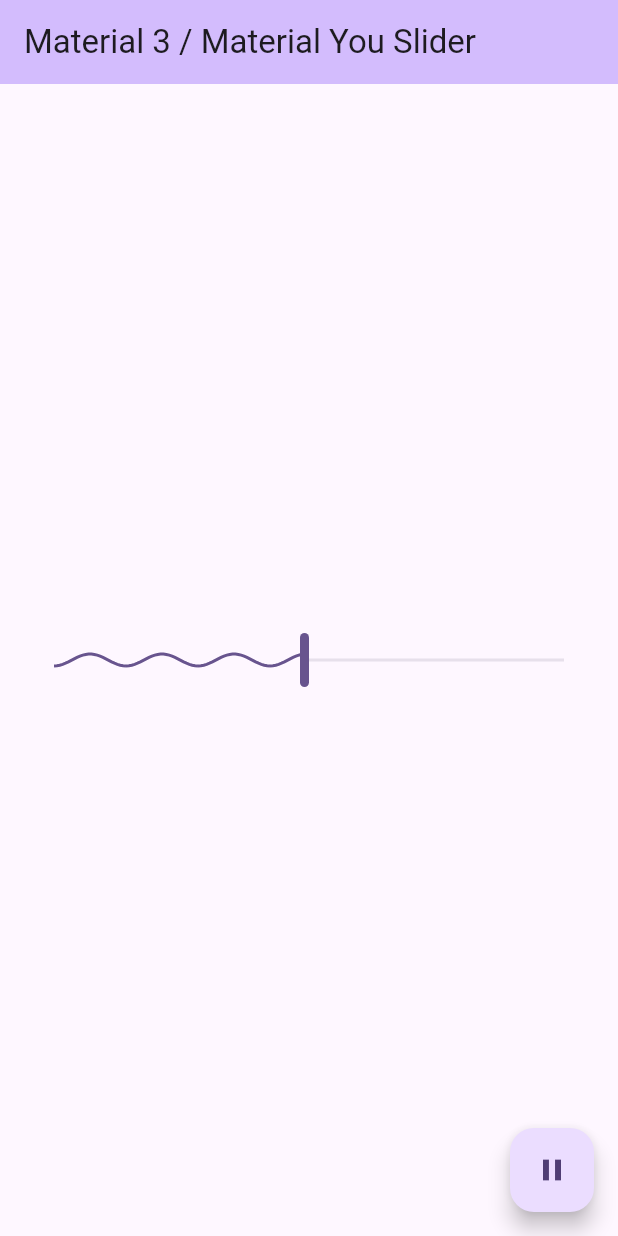
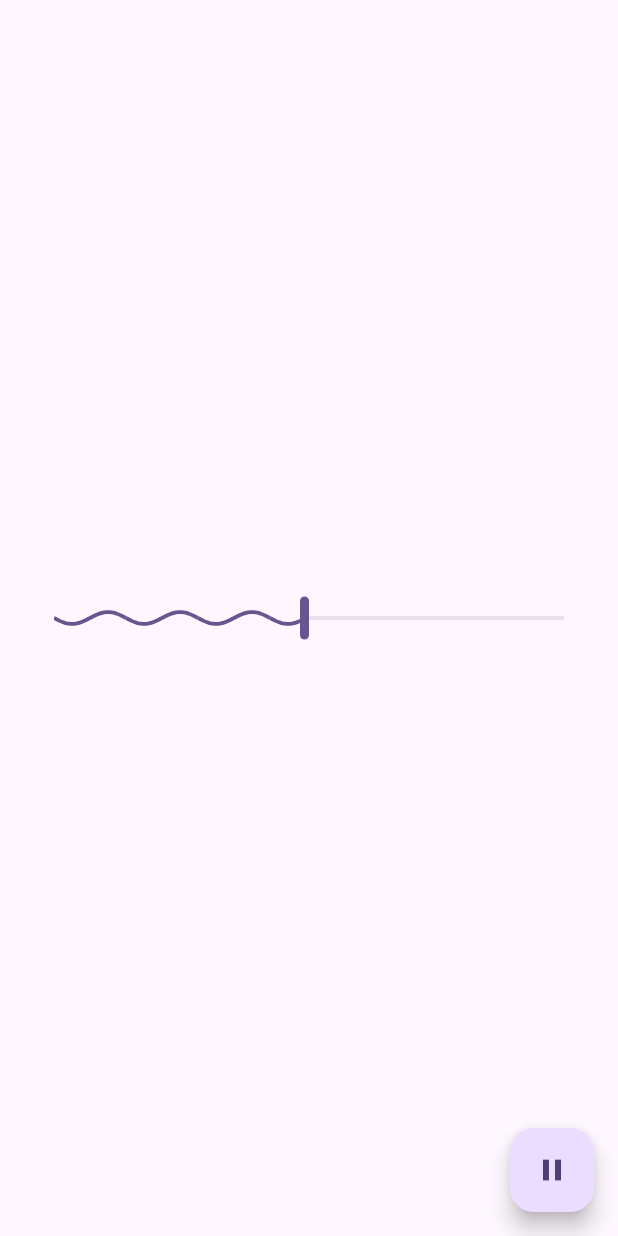
Before and after one commit to alexmercerind/material_wave_slider, a Flutter app: the screen it shows after launch, on a phone screen of 412 x 824 dp. Run offline on Flutter 3.47's test engine with Material 3 defaults, Android fonts, the phone set to English and light mode, and no system bars.

Commit message:
refactor: ClipRect & RectClipper

```diff
--- a/example/lib/main.dart
+++ b/example/lib/main.dart
@@ -13,8 +13,21 @@ class MyApp extends StatelessWidget {
     return MaterialApp(
       theme: ThemeData(
         useMaterial3: true,
-        colorScheme: ColorScheme.fromSeed(seedColor: Colors.deepPurple),
+        brightness: Brightness.light,
+        colorScheme: ColorScheme.fromSeed(
+          seedColor: Colors.deepPurple,
+          brightness: Brightness.light,
+        ),
       ),
+      darkTheme: ThemeData(
+        useMaterial3: true,
+        brightness: Brightness.dark,
+        colorScheme: ColorScheme.fromSeed(
+          seedColor: Colors.deepPurple,
+          brightness: Brightness.dark,
+        ),
+      ),
+      themeMode: ThemeMode.light,
       home: const MyHomePage(),
     );
   }
@@ -35,10 +48,6 @@ class _MyHomePageState extends State<MyHomePage> {
   @override
   Widget build(BuildContext context) {
     return Scaffold(
-      appBar: AppBar(
-        title: const Text('Material 3 / Material You Slider'),
-        backgroundColor: Theme.of(context).colorScheme.inversePrimary,
-      ),
       body: Center(
         child: Padding(
           padding: const EdgeInsets.symmetric(horizontal: 36.0),
--- a/lib/material_wave_slider.dart
+++ b/lib/material_wave_slider.dart
@@ -61,7 +61,7 @@ class MaterialWaveSlider extends StatefulWidget {
     this.max = 1.0,
     required this.onChanged,
     this.height = 48.0,
-    this.velocity = 2400.0,
+    this.velocity = 2600.0,
     this.amplitude,
     this.transitionCurve = Curves.easeInOut,
     this.transitionDuration = const Duration(milliseconds: 200),
@@ -74,13 +74,12 @@ class MaterialWaveSlider extends StatefulWidget {
   State<MaterialWaveSlider> createState() => MaterialWaveSliderState();
 }
 
-class MaterialWaveSliderState extends State<MaterialWaveSlider>
-    with SingleTickerProviderStateMixin {
+class MaterialWaveSliderState extends State<MaterialWaveSlider> with SingleTickerProviderStateMixin {
   double get _amplitude => widget.amplitude ?? (widget.height / 12.0);
-  double get _percent =>
-      ((_current ?? widget.value) / (widget.max - widget.min)).clamp(0.0, 1.0);
+  double get _percent => ((_current ?? widget.value) / (widget.max - widget.min)).clamp(0.0, 1.0);
 
   double? _current;
+  bool _paused = false;
   bool _running = true;
 
   // [AnimationController] for animating the phase change of the each wave segment.
@@ -89,18 +88,20 @@ class MaterialWaveSliderState extends State<MaterialWaveSlider>
     vsync: this,
     lowerBound: 0.0,
     upperBound: 2 * pi,
-    duration: Duration(
-      milliseconds: widget.velocity.round(),
-    ),
+    duration: Duration(milliseconds: widget.velocity.round()),
   );
 
   void pause() {
+    if (_paused) return;
+    _paused = true;
     setState(() {
       _running = false;
     });
   }
 
   void resume() {
+    if (!_paused) return;
+    _paused = false;
     setState(() {
       _running = true;
     });
@@ -109,12 +110,10 @@ class MaterialWaveSliderState extends State<MaterialWaveSlider>
   void _onPointerDown(PointerDownEvent e, BoxConstraints constraints) {
     if (widget.onChanged != null) {
       setState(() {
-        if (widget.transitionOnChange) {
+        if (widget.transitionOnChange && !_paused) {
           _running = false;
         }
-        _current = e.localPosition.dx /
-            constraints.maxWidth *
-            (widget.max - widget.min);
+        _current = e.localPosition.dx / constraints.maxWidth * (widget.max - widget.min);
       });
     }
   }
@@ -122,12 +121,10 @@ class MaterialWaveSliderState extends State<MaterialWaveSlider>
   void _onPointerMove(PointerMoveEvent e, BoxConstraints constraints) {
     if (widget.onChanged != null) {
       setState(() {
-        if (widget.transitionOnChange) {
+        if (widget.transitionOnChange && !_paused) {
           _running = false;
         }
-        _current = e.localPosition.dx /
-            constraints.maxWidth *
-            (widget.max - widget.min);
+        _current = e.localPosition.dx / constraints.maxWidth * (widget.max - widget.min);
       });
     }
   }
@@ -135,13 +132,12 @@ class MaterialWaveSliderState extends State<MaterialWaveSlider>
   void _onPointerUp(PointerUpEvent e, BoxConstraints constraints) {
     if (widget.onChanged != null) {
       setState(() {
-        if (widget.transitionOnChange) {
+        if (widget.transitionOnChange && !_paused) {
           _running = true;
         }
         _current = null;
       });
-      final value =
-          e.localPosition.dx / constraints.maxWidth * (widget.max - widget.min);
+      final value = e.localPosition.dx / constraints.maxWidth * (widget.max - widget.min);
       widget.onChanged?.call(value.clamp(widget.min, widget.max));
     }
   }
@@ -163,40 +159,24 @@ class MaterialWaveSliderState extends State<MaterialWaveSlider>
   @override
   Widget build(BuildContext context) {
     final theme = Theme.of(context);
-    final defaults = theme.useMaterial3
-        ? _SliderDefaultsM3(context)
-        : _SliderDefaultsM2(context);
+    final defaults = theme.useMaterial3 ? _SliderDefaultsM3(context) : _SliderDefaultsM2(context);
 
     SliderThemeData sliderTheme = SliderTheme.of(context);
     sliderTheme = sliderTheme.copyWith(
       trackHeight: sliderTheme.trackHeight ?? defaults.trackHeight,
-      activeTrackColor:
-          sliderTheme.activeTrackColor ?? defaults.activeTrackColor,
-      inactiveTrackColor:
-          sliderTheme.inactiveTrackColor ?? defaults.inactiveTrackColor,
-      secondaryActiveTrackColor: sliderTheme.secondaryActiveTrackColor ??
-          defaults.secondaryActiveTrackColor,
-      disabledActiveTrackColor: sliderTheme.disabledActiveTrackColor ??
-          defaults.disabledActiveTrackColor,
-      disabledInactiveTrackColor: sliderTheme.disabledInactiveTrackColor ??
-          defaults.disabledInactiveTrackColor,
-      disabledSecondaryActiveTrackColor:
-          sliderTheme.disabledSecondaryActiveTrackColor ??
-              defaults.disabledSecondaryActiveTrackColor,
-      activeTickMarkColor:
-          sliderTheme.activeTickMarkColor ?? defaults.activeTickMarkColor,
-      inactiveTickMarkColor:
-          sliderTheme.inactiveTickMarkColor ?? defaults.inactiveTickMarkColor,
-      disabledActiveTickMarkColor: sliderTheme.disabledActiveTickMarkColor ??
-          defaults.disabledActiveTickMarkColor,
-      disabledInactiveTickMarkColor:
-          sliderTheme.disabledInactiveTickMarkColor ??
-              defaults.disabledInactiveTickMarkColor,
+      activeTrackColor: sliderTheme.activeTrackColor ?? defaults.activeTrackColor,
+      inactiveTrackColor: sliderTheme.inactiveTrackColor ?? defaults.inactiveTrackColor,
+      secondaryActiveTrackColor: sliderTheme.secondaryActiveTrackColor ?? defaults.secondaryActiveTrackColor,
+      disabledActiveTrackColor: sliderTheme.disabledActiveTrackColor ?? defaults.disabledActiveTrackColor,
+      disabledInactiveTrackColor: sliderTheme.disabledInactiveTrackColor ?? defaults.disabledInactiveTrackColor,
+      disabledSecondaryActiveTrackColor: sliderTheme.disabledSecondaryActiveTrackColor ?? defaults.disabledSecondaryActiveTrackColor,
+      activeTickMarkColor: sliderTheme.activeTickMarkColor ?? defaults.activeTickMarkColor,
+      inactiveTickMarkColor: sliderTheme.inactiveTickMarkColor ?? defaults.inactiveTickMarkColor,
+      disabledActiveTickMarkColor: sliderTheme.disabledActiveTickMarkColor ?? defaults.disabledActiveTickMarkColor,
+      disabledInactiveTickMarkColor: sliderTheme.disabledInactiveTickMarkColor ?? defaults.disabledInactiveTickMarkColor,
       thumbColor: sliderTheme.thumbColor ?? defaults.thumbColor,
-      disabledThumbColor:
-          sliderTheme.disabledThumbColor ?? defaults.disabledThumbColor,
-      valueIndicatorTextStyle: sliderTheme.valueIndicatorTextStyle ??
-          defaults.valueIndicatorTextStyle,
+      disabledThumbColor: sliderTheme.disabledThumbColor ?? defaults.disabledThumbColor,
+      valueIndicatorTextStyle: sliderTheme.valueIndicatorTextStyle ?? defaults.valueIndicatorTextStyle,
     );
 
     return LayoutBuilder(
@@ -207,34 +187,20 @@ class MaterialWaveSliderState extends State<MaterialWaveSlider>
           onPointerUp: (e) => _onPointerUp(e, constraints),
           child: Container(
             color: Colors.transparent,
-            child: Row(
-              mainAxisSize: MainAxisSize.min,
-              mainAxisAlignment: MainAxisAlignment.center,
-              crossAxisAlignment: CrossAxisAlignment.center,
+            child: Stack(
+              alignment: Alignment.center,
               children: [
-                SizedBox(
-                  width: (constraints.maxWidth * _percent).clamp(
-                    widget.thumbWidth,
-                    constraints.maxWidth,
-                  ),
-                  height: widget.height,
-                  child: Row(
-                    children: [
-                      Expanded(
-                        child: LayoutBuilder(
-                          builder: (context, constraints) {
-                            if (constraints.maxWidth <= 0.0) {
-                              return const SizedBox.shrink();
-                            }
-                            return AnimatedSlide(
+                ClipRect(
+                  clipper: RectClipper(_percent),
+                  child: SizedBox(
                     width: constraints.maxWidth,
                     height: widget.height,
-                              repeat:
-                                  (constraints.maxWidth / widget.height).ceil(),
+                    child: AnimatedSlide(
+                      width: double.infinity,
+                      height: widget.height,
+                      repeat: (constraints.maxWidth / widget.height).ceil(),
                       velocity: widget.height / 48.0 * 24.0,
-                              builder: (context) =>
-                                  // [TweenAnimationBuilder] for animating the amplitude change of the each wave segment.
-                                  TweenAnimationBuilder<double>(
+                      builder: (context) => TweenAnimationBuilder<double>(
                         tween: Tween<double>(
                           begin: _running ? _amplitude : 0.0,
                           end: _running ? _amplitude : 0.0,
@@ -260,28 +226,29 @@ class MaterialWaveSliderState extends State<MaterialWaveSlider>
                           );
                         },
                       ),
-                            );
-                          },
                     ),
                   ),
-                      widget.thumbBuilder?.call(context) ??
+                ),
+                Positioned(
+                  left: constraints.maxWidth * _percent - widget.thumbWidth / 2.0,
+                  right: 0.0,
+                  child: Container(
+                    color: sliderTheme.inactiveTrackColor!,
+                    height: sliderTheme.trackHeight!,
+                  ),
+                ),
+                Positioned(
+                  left: constraints.maxWidth * _percent - widget.thumbWidth,
+                  child: widget.thumbBuilder?.call(context) ??
                       Container(
                         width: widget.thumbWidth,
-                            height: widget.height * 0.75,
+                        height: widget.height * 0.6,
                         decoration: BoxDecoration(
                           color: sliderTheme.thumbColor!,
                           borderRadius: BorderRadius.circular(
                             widget.thumbWidth / 2.0,
                           ),
                         ),
-                          ),
-                    ],
-                  ),
-                ),
-                Expanded(
-                  child: Container(
-                    color: sliderTheme.inactiveTrackColor!,
-                    height: sliderTheme.trackHeight!,
                       ),
                 ),
               ],
@@ -296,7 +263,7 @@ class MaterialWaveSliderState extends State<MaterialWaveSlider>
 /// {@template animated_slide}
 ///
 /// AnimatedSlide
-/// ------------
+/// -------------
 /// Animated sliding horizontally from right to left.
 ///
 /// {@endtemplate}
@@ -404,8 +371,7 @@ class SinePainter extends CustomPainter {
 
     final path = Path();
     for (double x = 0.0; x <= size.width + delta; x += delta) {
-      final y =
-          size.height / 2.0 + amplitude * sin(x / size.width * 2 * pi + phase);
+      final y = size.height / 2.0 + amplitude * sin(x / size.width * 2 * pi + phase);
       if (x == 0.0) {
         path.moveTo(x, y);
       }
@@ -418,12 +384,99 @@ class SinePainter extends CustomPainter {
   bool shouldRepaint(CustomPainter oldDelegate) => true;
 }
 
+/// {@template rect_clipper}
+///
+/// RectClipper
+/// -----------
+/// A [CustomClipper] to clip the wave.
+///
+/// {@endtemplate}
+class RectClipper extends CustomClipper<Rect> {
+  /// The percentage of the clip.
+  final double percent;
+
+  /// {@macro rect_clipper}
+  const RectClipper(this.percent);
+
+  @override
+  Rect getClip(Size size) => Rect.fromLTRB(0.0, 0.0, size.width * percent, size.height);
+
+  @override
+  bool shouldReclip(covariant CustomClipper<Rect> oldClipper) => (oldClipper as RectClipper).percent != percent;
+}
+
 // --------------------------------------------------
+
+class _SliderDefaultsM3 extends SliderThemeData {
+  _SliderDefaultsM3(this.context) : super(trackHeight: 2.5);
+
+  final BuildContext context;
+  late final ColorScheme _colors = Theme.of(context).colorScheme;
+
+  @override
+  Color? get activeTrackColor => _colors.primary;
+
+  @override
+  Color? get inactiveTrackColor => _colors.surfaceVariant;
+
+  @override
+  Color? get secondaryActiveTrackColor => _colors.primary.withOpacity(0.54);
+
+  @override
+  Color? get disabledActiveTrackColor => _colors.onSurface.withOpacity(0.38);
+
+  @override
+  Color? get disabledInactiveTrackColor => _colors.onSurface.withOpacity(0.12);
+
+  @override
+  Color? get disabledSecondaryActiveTrackColor => _colors.onSurface.withOpacity(0.12);
+
+  @override
+  Color? get activeTickMarkColor => _colors.onPrimary.withOpacity(0.38);
+
+  @override
+  Color? get inactiveTickMarkColor => _colors.onSurfaceVariant.withOpacity(0.38);
+
+  @override
+  Color? get disabledActiveTickMarkColor => _colors.onSurface.withOpacity(0.38);
+
+  @override
+  Color? get disabledInactiveTickMarkColor => _colors.onSurface.withOpacity(0.38);
+
+  @override
+  Color? get thumbColor => _colors.primary;
+
+  @override
+  Color? get disabledThumbColor => Color.alphaBlend(_colors.onSurface.withOpacity(0.38), _colors.surface);
+
+  @override
+  Color? get overlayColor => MaterialStateColor.resolveWith((Set<MaterialState> states) {
+        if (states.contains(MaterialState.dragged)) {
+          return _colors.primary.withOpacity(0.12);
+        }
+        if (states.contains(MaterialState.hovered)) {
+          return _colors.primary.withOpacity(0.08);
+        }
+        if (states.contains(MaterialState.focused)) {
+          return _colors.primary.withOpacity(0.12);
+        }
+
+        return Colors.transparent;
+      });
+
+  @override
+  TextStyle? get valueIndicatorTextStyle => Theme.of(context).textTheme.labelMedium!.copyWith(
+        color: _colors.onPrimary,
+      );
+
+  @override
+  SliderComponentShape? get valueIndicatorShape => const DropSliderValueIndicatorShape();
+}
 
 class _SliderDefaultsM2 extends SliderThemeData {
   _SliderDefaultsM2(this.context)
       : _colors = Theme.of(context).colorScheme,
-        super(trackHeight: 2.0);
+        super(trackHeight: 2.5);
 
   final BuildContext context;
   final ColorScheme _colors;
@@ -444,8 +497,7 @@ class _SliderDefaultsM2 extends SliderThemeData {
   Color? get disabledInactiveTrackColor => _colors.onSurface.withOpacity(0.12);
 
   @override
-  Color? get disabledSecondaryActiveTrackColor =>
-      _colors.onSurface.withOpacity(0.12);
+  Color? get disabledSecondaryActiveTrackColor => _colors.onSurface.withOpacity(0.12);
 
   @override
   Color? get activeTickMarkColor => _colors.onPrimary.withOpacity(0.54);
@@ -457,101 +509,24 @@ class _SliderDefaultsM2 extends SliderThemeData {
   Color? get disabledActiveTickMarkColor => _colors.onPrimary.withOpacity(0.12);
 
   @override
-  Color? get disabledInactiveTickMarkColor =>
-      _colors.onSurface.withOpacity(0.12);
+  Color? get disabledInactiveTickMarkColor => _colors.onSurface.withOpacity(0.12);
 
   @override
   Color? get thumbColor => _colors.primary;
 
   @override
-  Color? get disabledThumbColor =>
-      Color.alphaBlend(_colors.onSurface.withOpacity(.38), _colors.surface);
+  Color? get disabledThumbColor => Color.alphaBlend(_colors.onSurface.withOpacity(.38), _colors.surface);
 
   @override
   Color? get overlayColor => _colors.primary.withOpacity(0.12);
 
   @override
-  TextStyle? get valueIndicatorTextStyle =>
-      Theme.of(context).textTheme.bodyLarge!.copyWith(
+  TextStyle? get valueIndicatorTextStyle => Theme.of(context).textTheme.bodyLarge!.copyWith(
         color: _colors.onPrimary,
       );
 
   @override
-  SliderComponentShape? get valueIndicatorShape =>
-      const RectangularSliderValueIndicatorShape();
-}
-
-class _SliderDefaultsM3 extends SliderThemeData {
-  _SliderDefaultsM3(this.context) : super(trackHeight: 2.0);
-
-  final BuildContext context;
-  late final ColorScheme _colors = Theme.of(context).colorScheme;
-
-  @override
-  Color? get activeTrackColor => _colors.primary;
-
-  @override
-  Color? get inactiveTrackColor => _colors.surfaceVariant;
-
-  @override
-  Color? get secondaryActiveTrackColor => _colors.primary.withOpacity(0.54);
-
-  @override
-  Color? get disabledActiveTrackColor => _colors.onSurface.withOpacity(0.38);
-
-  @override
-  Color? get disabledInactiveTrackColor => _colors.onSurface.withOpacity(0.12);
-
-  @override
-  Color? get disabledSecondaryActiveTrackColor =>
-      _colors.onSurface.withOpacity(0.12);
-
-  @override
-  Color? get activeTickMarkColor => _colors.onPrimary.withOpacity(0.38);
-
-  @override
-  Color? get inactiveTickMarkColor =>
-      _colors.onSurfaceVariant.withOpacity(0.38);
-
-  @override
-  Color? get disabledActiveTickMarkColor => _colors.onSurface.withOpacity(0.38);
-
-  @override
-  Color? get disabledInactiveTickMarkColor =>
-      _colors.onSurface.withOpacity(0.38);
-
-  @override
-  Color? get thumbColor => _colors.primary;
-
-  @override
-  Color? get disabledThumbColor =>
-      Color.alphaBlend(_colors.onSurface.withOpacity(0.38), _colors.surface);
-
-  @override
-  Color? get overlayColor =>
-      MaterialStateColor.resolveWith((Set<MaterialState> states) {
-        if (states.contains(MaterialState.dragged)) {
-          return _colors.primary.withOpacity(0.12);
-        }
-        if (states.contains(MaterialState.hovered)) {
-          return _colors.primary.withOpacity(0.08);
-        }
-        if (states.contains(MaterialState.focused)) {
-          return _colors.primary.withOpacity(0.12);
-        }
-
-        return Colors.transparent;
-      });
-
-  @override
-  TextStyle? get valueIndicatorTextStyle =>
-      Theme.of(context).textTheme.labelMedium!.copyWith(
-            color: _colors.onPrimary,
-          );
-
-  @override
-  SliderComponentShape? get valueIndicatorShape =>
-      const DropSliderValueIndicatorShape();
+  SliderComponentShape? get valueIndicatorShape => const RectangularSliderValueIndicatorShape();
 }
 
 // --------------------------------------------------
```
Lines whose indentation alone changed are shown as unchanged.
